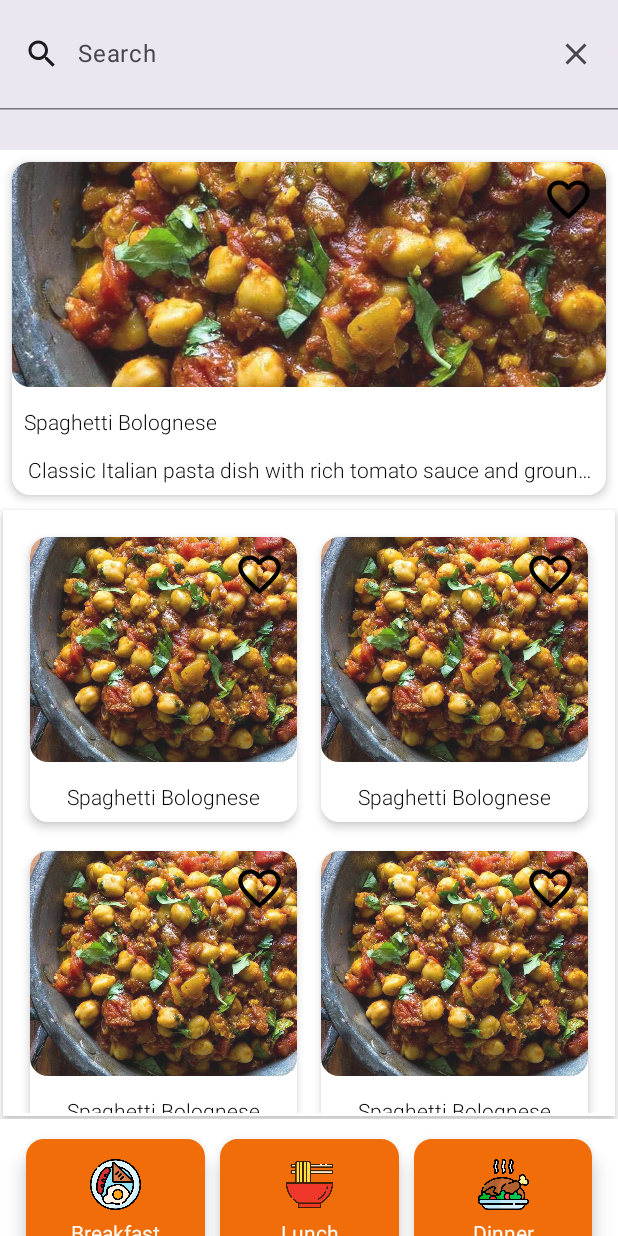
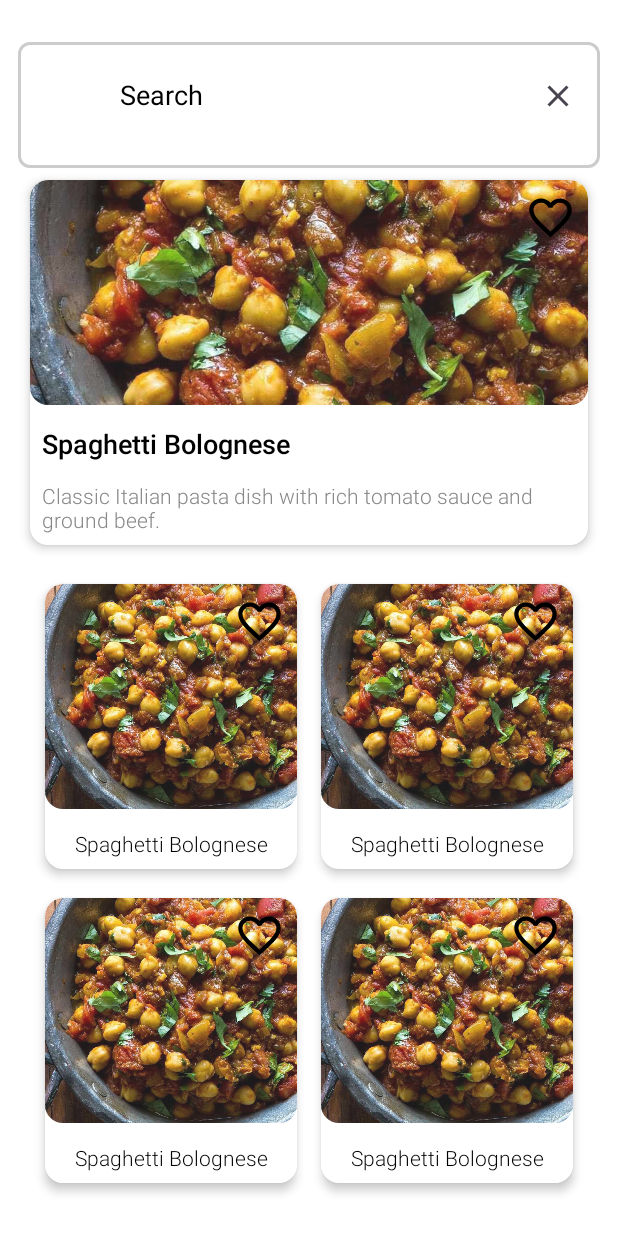
Before and after one commit to SamreenAsif/KitchenKravings, an Android app built with Jetpack Compose: the @Preview function HomeScreenPreview, on a phone screen of 412 x 824 dp. Run offline under Robolectric (Android 15) with nearby library versions, the phone set to English and light mode, and no system bars.

Commit message:
changed search bar styling

```diff
--- a/app/src/main/java/com/example/recipebook/Cateogry.kt
+++ b/app/src/main/java/com/example/recipebook/Cateogry.kt
@@ -27,11 +27,14 @@ import com.example.recipebook.data.ItemCategory
 
 
 @Composable
-fun CategoryButton (images: List<ItemCategory> , numColumns: Int? = null, maxHeight: Dp? = Dp.Unspecified ){
+fun CategoryButton (
+    images: List<ItemCategory> ,
+    numColumns: Int? = null,
+    maxHeight: Dp? = Dp.Unspecified,
+    min : Dp? = 110.dp
+){
     Column(
         modifier = Modifier
-            .padding(5.dp)
-//            .border(1.dp, Color.Red)
         ,
 
         verticalArrangement = Arrangement.spacedBy(50.dp),
@@ -45,14 +48,16 @@ fun CategoryButton (images: List<ItemCategory> , numColumns: Int? = null, maxHei
             Box(
                 modifier = it // Set the provided maxHeight or the default value
             ) {
+                min?.let { it1 -> GridCells.Adaptive(minSize = it1) }?.let { it2 ->
                     LazyVerticalGrid(
-                    columns = GridCells.Adaptive(minSize = 110.dp),
+                        columns = it2,
                         contentPadding = PaddingValues(horizontal = 12.dp, vertical = 8.dp),
                         verticalArrangement = Arrangement.spacedBy(10.dp),
                         horizontalArrangement = Arrangement.spacedBy(10.dp)
                     ) {
                         items(images) { category ->
                             ElevatedButtonExample(category)
+                        }
                     }
                 }
             }
--- a/app/src/main/java/com/example/recipebook/HomeScreen.kt
+++ b/app/src/main/java/com/example/recipebook/HomeScreen.kt
@@ -1,22 +1,31 @@
 package com.example.recipebook
 
 import androidx.compose.foundation.layout.Box
+import androidx.compose.foundation.layout.Column
+import androidx.compose.foundation.layout.fillMaxWidth
 import androidx.compose.foundation.layout.height
+import androidx.compose.foundation.layout.padding
 import androidx.compose.foundation.lazy.LazyColumn
 import androidx.compose.material.Surface
 import androidx.compose.material3.ExperimentalMaterial3Api
+import androidx.compose.material3.Text
 import androidx.compose.runtime.Composable
 import androidx.compose.ui.Alignment
 import androidx.compose.ui.Modifier
+import androidx.compose.ui.graphics.Color
+import androidx.compose.ui.text.font.FontWeight
 import androidx.compose.ui.tooling.preview.Preview
 import androidx.compose.ui.unit.dp
+import androidx.compose.ui.unit.sp
 import com.example.recipebook.data.ItemCategory
 import com.example.recipebook.data.recipecard
 
 
 @Composable
 fun HomeScreen() {
-    LazyColumn {
+    LazyColumn(
+        modifier = Modifier.padding(12.dp)
+    ) {
         item {
             searchBox()
         }
@@ -32,8 +41,21 @@ fun HomeScreen() {
             displayRecipeGrid()
         }
         item{
+            Column(){
+                Text(
+                    "More Categories" ,
+                    fontSize  = 20.sp ,
+                    fontWeight = FontWeight.Medium,
+                    color = Color.Black,
+                    modifier = Modifier.padding(
+                            start = 20.dp, // Left padding
+                            top = 8.dp, // Top padding
+                            bottom = 20.dp // Bottom padding
+                        )
+                )
 
-            CategoryButton(recipeItems , 3 ,400.dp)
+                CategoryButton(recipeItems , 3 ,400.dp , 80.dp)
+            }
         }
 
         // Add more items as needed
@@ -45,8 +67,12 @@ fun HomeScreen() {
 @Composable
 fun searchBox(){
     Box(
-        modifier = Modifier.height(100.dp),
-        contentAlignment = Alignment.TopCenter
+        modifier = Modifier.height(100.dp)
+            .fillMaxWidth()
+            .padding(top = 16.dp)
+            ,
+        contentAlignment = Alignment.TopCenter,
+
     ){
         SearchBarM3()
     }
@@ -89,9 +115,7 @@ val recipeList: List<recipecard> = listOf(
 
 @Composable
 fun displayRecipeGrid(){
-    Surface() {
-        RecipePage(recipes = recipeList , 2 , 400.dp)
-    }
+    RecipePage(recipes = recipeList , 2 , 450.dp)
 }
 //---------------------------------------Component 3
 val recipeItems = listOf(
--- a/app/src/main/java/com/example/recipebook/MainActivity.kt
+++ b/app/src/main/java/com/example/recipebook/MainActivity.kt
@@ -1,8 +1,10 @@
 package com.example.recipebook
 
+import android.os.Build
 import android.os.Bundle
 import androidx.activity.ComponentActivity
 import androidx.activity.compose.setContent
+import androidx.annotation.RequiresApi
 import androidx.compose.foundation.layout.fillMaxSize
 import androidx.compose.material3.Surface
 import androidx.compose.ui.Modifier
@@ -14,6 +16,7 @@ import dagger.hilt.android.AndroidEntryPoint
 
 @AndroidEntryPoint
 class MainActivity : ComponentActivity() {
+    @RequiresApi(Build.VERSION_CODES.O)
     override fun onCreate(savedInstanceState: Bundle?) {
         super.onCreate(savedInstanceState)
         setContent {
@@ -24,7 +27,9 @@ class MainActivity : ComponentActivity() {
                     color = Color.White,
                 ) {
 
-                    AuthNavGraph()
+//                    AuthNavGraph()
+
+                    MainScreen()
                 }
 
             }
--- a/app/src/main/java/com/example/recipebook/MainRecipeCard.kt
+++ b/app/src/main/java/com/example/recipebook/MainRecipeCard.kt
@@ -88,8 +88,8 @@ fun MainRecipeCard (data : recipecard) {
             ) {
                 Text(
                     text = "${data.name}",
-                    fontWeight = FontWeight.Light,
-                    fontSize = 14.sp,
+                    fontWeight = FontWeight.Medium,
+                    fontSize = 18.sp,
                     color = Color.Black,
                     overflow = TextOverflow.Ellipsis,
                     maxLines = 1,
@@ -106,10 +106,10 @@ fun MainRecipeCard (data : recipecard) {
                     text = "${data.desc}",
                     fontWeight = FontWeight.Light,
                     fontSize = 14.sp,
-                    color = Color.Black,
-                    overflow = TextOverflow.Ellipsis,
-                    maxLines = 1,
-                    textAlign = TextAlign.Center,
+                    color = Color.Gray,
+                    overflow = TextOverflow.Visible,
+                    maxLines = 5,
+                    textAlign = TextAlign.Left,
                     modifier = Modifier.fillMaxWidth(),
                 )
             }
--- a/app/src/main/java/com/example/recipebook/RecipePage.kt
+++ b/app/src/main/java/com/example/recipebook/RecipePage.kt
@@ -62,11 +62,12 @@ fun RecipePage(recipes: List<recipecard>, numColumns: Int? = null, maxHeight: Dp
             .fillMaxSize()
             .padding(2.dp),
         color = Color.White, // Set the background color
-        elevation = 4.dp
+//        elevation = 4.dp
     ) {
         Column(
             modifier = Modifier
-                .padding(2.dp),
+//                .padding(2.dp)
+                ,
             verticalArrangement = Arrangement.spacedBy(30.dp),
             horizontalAlignment = Alignment.CenterHorizontally,
         ) {
--- a/app/src/main/java/com/example/recipebook/SearchBar.kt
+++ b/app/src/main/java/com/example/recipebook/SearchBar.kt
@@ -1,7 +1,15 @@
 package com.example.recipebook
 
+import androidx.compose.foundation.background
+import androidx.compose.foundation.border
 import androidx.compose.foundation.clickable
+import androidx.compose.foundation.layout.Box
 import androidx.compose.foundation.layout.Row
+import androidx.compose.foundation.layout.fillMaxWidth
+import androidx.compose.foundation.layout.height
+import androidx.compose.foundation.layout.padding
+import androidx.compose.foundation.layout.size
+import androidx.compose.foundation.shape.RoundedCornerShape
 import androidx.compose.material.icons.Icons
 import androidx.compose.material.icons.filled.Close
 import androidx.compose.material.icons.filled.Search
@@ -19,12 +27,39 @@ import androidx.compose.runtime.setValue
 import androidx.compose.ui.Modifier
 import androidx.compose.ui.res.painterResource
 import androidx.compose.material3.SearchBar
+import androidx.compose.ui.Alignment
+import androidx.compose.ui.graphics.Color
+import androidx.compose.ui.text.TextStyle
+import androidx.compose.ui.text.font.FontWeight
+import androidx.compose.ui.text.style.TextAlign
+import androidx.compose.ui.unit.dp
+import androidx.compose.ui.unit.sp
 
 @ExperimentalMaterial3Api
 @Composable
 fun SearchBarM3(){
     var query by remember { mutableStateOf("") }
     var active by remember { mutableStateOf(false) }
+    // Customize the colors using SearchBarDefaults.colors
+    val searchBarColors = SearchBarDefaults.colors(
+        containerColor = Color.White,
+        dividerColor = Color.Transparent,
+
+    )
+    val borderModifier = Modifier
+        .border(2.dp, Color.LightGray, RoundedCornerShape(8.dp))
+    val paddingModifier = Modifier.padding(
+            start = 16.dp, // Left padding
+//            top = 8.dp, // Top padding
+//            bottom = 8.dp // Bottom padding
+        )
+
+    val iconSize = 24.dp
+
+    Box(
+        modifier = borderModifier.then(paddingModifier),
+        contentAlignment = Alignment.CenterStart
+    ) {
 
         SearchBar(
             query = query,
@@ -35,23 +70,40 @@ fun SearchBarM3(){
             active = active,
             onActiveChange = { active = it },
             placeholder = {
-            Text(text = "Search")
+                Text(
+                    text = if (query.isNotEmpty()) query else "Search",
+                    style = TextStyle(
+                        color = if (active) Color.Black else Color.Gray, // Text color based on active state
+                        fontSize = 18.sp, // Set the font size here
+                    )
+                )
             },
             leadingIcon = {
-            Icon(imageVector = Icons.Filled.Search, contentDescription = "Search")
+                if (!active) {
+                    Icon(
+                        imageVector = Icons.Default.Search,
+                        contentDescription = "Search",
+                        modifier = Modifier.size(iconSize),
+                        tint = Color.Gray
+                    )
+                }
             },
             trailingIcon = {
                 if (active) {
                     IconButton(
                         onClick = { if (query.isNotEmpty()) query = "" else active = false }
                     ) {
-                    Icon(imageVector = Icons.Filled.Close, contentDescription = "Close")
+                        Icon(
+                            imageVector = Icons.Default.Close,
+                            contentDescription = "Close",
+                            modifier = Modifier.size(iconSize) // Set the icon size here
+                        )
                     }
                 }
+            },
+            colors = searchBarColors,
 
+            ) {
         }
-    ){
-
     }
-
 }
```
Lines whose indentation alone changed are shown as unchanged.
